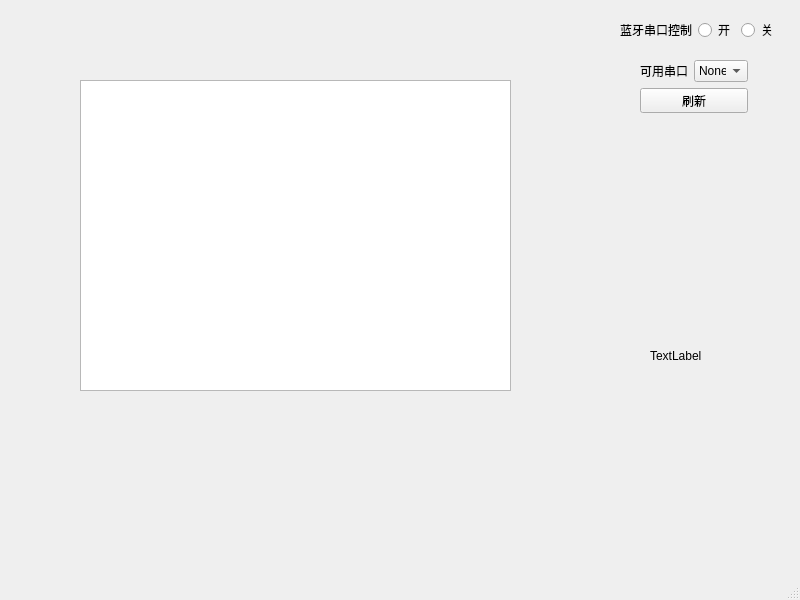
First picture: the form in BLUETOOTH/mainwindow.ui, repository Chamico/Bluetooth-for-HC05, before the edit.
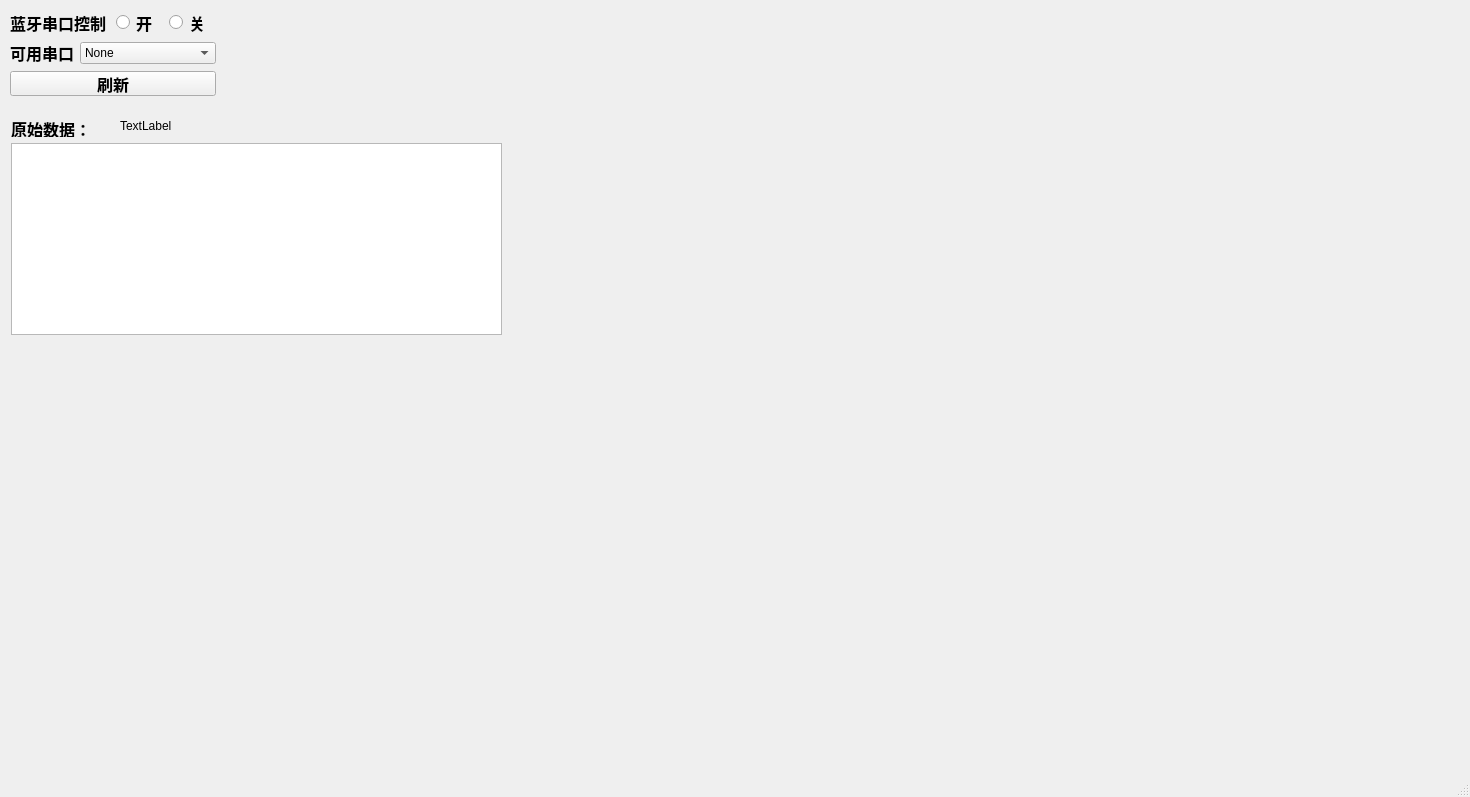
Second picture: the form after the edit.

Commit message: Chart need to do in the next, data transport successfully!

What changed in the file:
```diff
--- a/BLUETOOTH/mainwindow.ui
+++ b/BLUETOOTH/mainwindow.ui
@@ -6,10 +6,22 @@
    <rect>
     <x>0</x>
     <y>0</y>
-    <width>800</width>
-    <height>600</height>
+    <width>1470</width>
+    <height>797</height>
    </rect>
   </property>
+  <property name="sizePolicy">
+   <sizepolicy hsizetype="MinimumExpanding" vsizetype="Preferred">
+    <horstretch>0</horstretch>
+    <verstretch>0</verstretch>
+   </sizepolicy>
+  </property>
+  <property name="minimumSize">
+   <size>
+    <width>200</width>
+    <height>0</height>
+   </size>
+  </property>
   <property name="windowTitle">
    <string>MainWindow</string>
   </property>
@@ -17,8 +29,8 @@
    <widget class="QLabel" name="label">
     <property name="geometry">
      <rect>
-      <x>650</x>
-      <y>350</y>
+      <x>120</x>
+      <y>120</y>
       <width>54</width>
       <height>12</height>
      </rect>
@@ -30,25 +42,75 @@
    <widget class="QPlainTextEdit" name="plainTextEdit">
     <property name="geometry">
      <rect>
-      <x>80</x>
-      <y>80</y>
-      <width>431</width>
-      <height>311</height>
+      <x>11</x>
+      <y>143</y>
+      <width>491</width>
+      <height>192</height>
      </rect>
+    </property>
+    <property name="tabletTracking">
+     <bool>false</bool>
+    </property>
+    <property name="focusPolicy">
+     <enum>Qt::StrongFocus</enum>
+    </property>
+    <property name="sizeAdjustPolicy">
+     <enum>QAbstractScrollArea::AdjustIgnored</enum>
+    </property>
+    <property name="tabChangesFocus">
+     <bool>false</bool>
+    </property>
+    <property name="centerOnScroll">
+     <bool>true</bool>
+    </property>
+   </widget>
+   <widget class="QLabel" name="label_2">
+    <property name="geometry">
+     <rect>
+      <x>11</x>
+      <y>121</y>
+      <width>82</width>
+      <height>16</height>
+     </rect>
+    </property>
+    <property name="sizePolicy">
+     <sizepolicy hsizetype="Expanding" vsizetype="Preferred">
+      <horstretch>0</horstretch>
+      <verstretch>0</verstretch>
+     </sizepolicy>
+    </property>
+    <property name="font">
+     <font>
+      <pointsize>12</pointsize>
+      <weight>75</weight>
+      <bold>true</bold>
+     </font>
+    </property>
+    <property name="text">
+     <string>原始数据：</string>
     </property>
    </widget>
    <widget class="QWidget" name="layoutWidget">
     <property name="geometry">
      <rect>
-      <x>620</x>
-      <y>20</y>
-      <width>158</width>
-      <height>20</height>
+      <x>10</x>
+      <y>10</y>
+      <width>206</width>
+      <height>86</height>
      </rect>
     </property>
+    <layout class="QVBoxLayout" name="verticalLayout">
+     <item>
     <layout class="QHBoxLayout" name="horizontalLayout_2">
      <item>
       <widget class="QLabel" name="_label_bluetooth_serialport_contronl">
+         <property name="font">
+          <font>
+           <pointsize>12</pointsize>
+           <weight>75</weight>
+           <bold>true</bold>
+          </font>
+         </property>
        <property name="text">
         <string>蓝牙串口控制</string>
        </property>
@@ -58,6 +120,13 @@
       <layout class="QHBoxLayout" name="horizontalLayout">
        <item>
         <widget class="QRadioButton" name="radioButton_bluetooth_open">
+           <property name="font">
+            <font>
+             <pointsize>12</pointsize>
+             <weight>75</weight>
+             <bold>true</bold>
+            </font>
+           </property>
          <property name="text">
           <string>开</string>
          </property>
@@ -65,6 +134,13 @@
        </item>
        <item>
         <widget class="QRadioButton" name="radioButton_bluetooth_close">
+           <property name="font">
+            <font>
+             <pointsize>12</pointsize>
+             <weight>75</weight>
+             <bold>true</bold>
+            </font>
+           </property>
          <property name="text">
           <string>关</string>
          </property>
@@ -73,21 +149,18 @@
       </layout>
      </item>
     </layout>
-   </widget>
-   <widget class="QWidget" name="">
-    <property name="geometry">
-     <rect>
-      <x>640</x>
-      <y>60</y>
-      <width>108</width>
-      <height>53</height>
-     </rect>
-    </property>
-    <layout class="QVBoxLayout" name="verticalLayout">
+     </item>
      <item>
       <layout class="QHBoxLayout" name="horizontalLayout_3">
        <item>
         <widget class="QLabel" name="_label_aviliable_serialport">
+         <property name="font">
+          <font>
+           <pointsize>12</pointsize>
+           <weight>75</weight>
+           <bold>true</bold>
+          </font>
+         </property>
          <property name="text">
           <string>可用串口</string>
          </property>
@@ -95,6 +168,25 @@
        </item>
        <item>
         <widget class="QComboBox" name="comboBox_avaliable_serialport">
+         <property name="sizePolicy">
+          <sizepolicy hsizetype="MinimumExpanding" vsizetype="Fixed">
+           <horstretch>0</horstretch>
+           <verstretch>0</verstretch>
+          </sizepolicy>
+         </property>
+         <property name="minimumSize">
+          <size>
+           <width>130</width>
+           <height>0</height>
+          </size>
+         </property>
+         <property name="font">
+          <font>
+           <pointsize>9</pointsize>
+           <weight>50</weight>
+           <bold>false</bold>
+          </font>
+         </property>
          <item>
           <property name="text">
            <string>None</string>
@@ -106,6 +198,13 @@
      </item>
      <item>
       <widget class="QPushButton" name="_pushButton_refresh">
+       <property name="font">
+        <font>
+         <pointsize>12</pointsize>
+         <weight>75</weight>
+         <bold>true</bold>
+        </font>
+       </property>
        <property name="text">
         <string>刷新</string>
        </property>
```
Left out of the diff: 2 changed lines with no effect on the pictures. Lines whose indentation alone changed are shown as unchanged. The commit also changes 2 other files.
